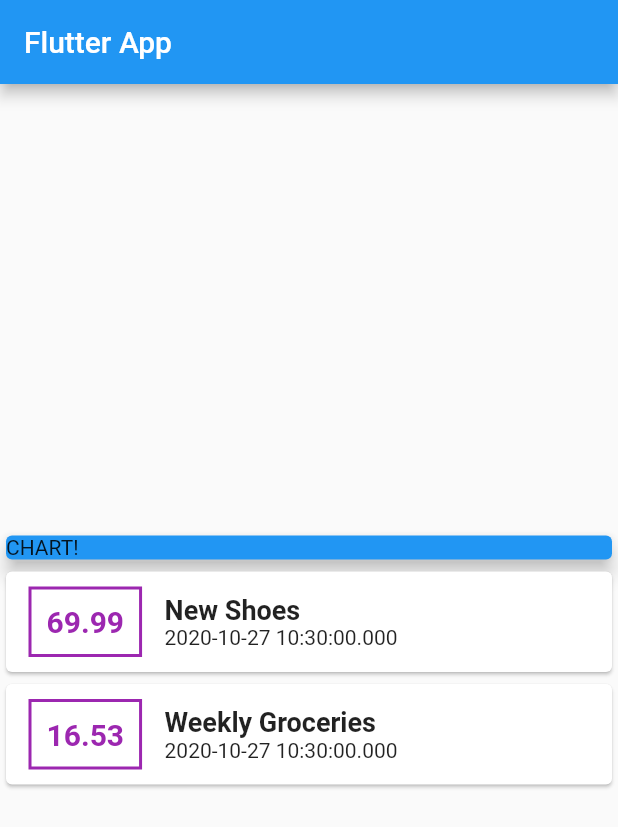
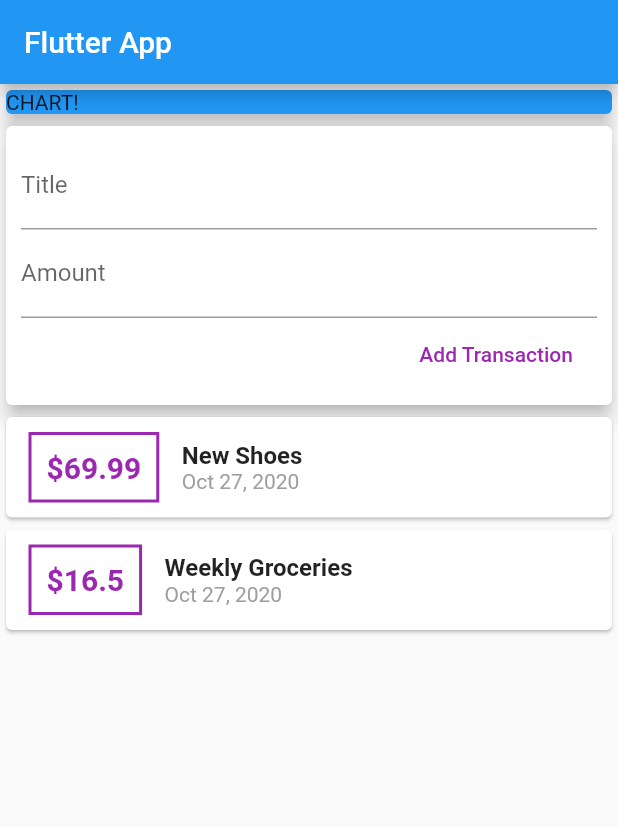
Before and after one commit to BunlaiKek/personal-expense, a Flutter app: the screen it shows after launch, on a phone screen of 412 x 824 dp. Shown: the top 827 px of the screen. Run offline on Flutter 3.47's test engine with Material 2 defaults, Android fonts, the phone set to English and light mode, and no system bars.

Commit message:
working on list view

```diff
--- a/lib/main.dart
+++ b/lib/main.dart
@@ -1,5 +1,5 @@
 import 'package:flutter/material.dart';
-import './transaction.dart';
+import './widgets/user_transactions.dart';
 
 void main() => runApp(MyApp());
 
@@ -14,74 +14,30 @@ class MyApp extends StatelessWidget {
 }
 
 class MyHomePage extends StatelessWidget {
-  final List<Transaction> transactions = [
-    Transaction(
-      id: 't1',
-      title: 'New Shoes',
-      amount: 69.99,
-      date: DateTime.now(),
-    ),
-    Transaction(
-      id: 't2',
-      title: 'Weekly Groceries',
-      amount: 16.53,
-      date: DateTime.now(),
-    )
-  ];
+  // String titleInput;
+  // String amountInput;
+  final titleController = TextEditingController();
+  final amountController = TextEditingController();
   @override
   Widget build(BuildContext context) {
     return Scaffold(
-        appBar: AppBar(
-          title: Text('Flutter App'),
-        ),
-        body: Column(
-          mainAxisAlignment: MainAxisAlignment.center,
-          crossAxisAlignment: CrossAxisAlignment.center,
+      appBar: AppBar(
+        title: Text('Flutter App'),
+      ),
+      body: Column(
+          // mainAxisAlignment: MainAxisAlignment.start,
+          crossAxisAlignment: CrossAxisAlignment.stretch,
           children: <Widget>[
             Container(
               width: double.infinity,
               child: Card(
                 color: Colors.blue,
-                child: Text("CHART!"),
+                child: Text('CHART!'),
                 elevation: 5,
               ),
             ),
-            Column(
-              children: transactions.map((tx) {
-                return Card(
-                  child: Row(
-                    children: [
-                      Container(
-                        margin:
-                            EdgeInsets.symmetric(vertical: 10, horizontal: 15),
-                        child: Text(
-                          tx.amount.toString(),
-                          style: TextStyle(
-                              fontWeight: FontWeight.bold,
-                              fontSize: 20,
-                              color: Colors.purple),
-                        ),
-                        decoration: BoxDecoration(
-                            border: Border.all(color: Colors.purple, width: 2)),
-                        padding: EdgeInsets.all(10),
-                      ),
-                      Column(
-                        crossAxisAlignment: CrossAxisAlignment.start,
-                        children: [
-                          Text(
-                            tx.title,
-                            style: TextStyle(
-                                fontSize: 18, fontWeight: FontWeight.bold),
-                          ),
-                          Text(tx.date.toString())
-                        ],
-                      )
-                    ],
-                  ),
-                );
-              }).toList(),
-            )
-          ],
-        ));
+            UserTransactions()
+          ]),
+    );
   }
 }
--- /dev/null
+++ b/lib/widgets/new_transaction.dart
@@ -0,0 +1,44 @@
+import 'package:flutter/material.dart';
+
+class NewTransaction extends StatelessWidget {
+  final Function addTx;
+  final titleController = TextEditingController();
+  final amountController = TextEditingController();
+  NewTransaction(this.addTx);
+  @override
+  Widget build(BuildContext context) {
+    return Card(
+      elevation: 5,
+      child: Container(
+        padding: EdgeInsets.all(10),
+        child: Column(
+          crossAxisAlignment: CrossAxisAlignment.end,
+          children: <Widget>[
+            TextField(
+              decoration: InputDecoration(labelText: 'Title'),
+              controller: titleController,
+              // onChanged: (value) {
+              //   titleInput = value;
+              // },
+            ),
+            TextField(
+              decoration: InputDecoration(labelText: 'Amount'),
+              controller: amountController,
+              // onChanged: (value) {
+              //   amountInput = value;
+              // },
+            ),
+            FlatButton(
+              child: Text('Add Transaction'),
+              textColor: Colors.purple,
+              onPressed: () {
+                addTx(
+                    titleController.text, double.parse(amountController.text));
+              },
+            ),
+          ],
+        ),
+      ),
+    );
+  }
+}
--- /dev/null
+++ b/lib/widgets/transaction_list.dart
@@ -0,0 +1,63 @@
+import 'package:flutter/material.dart';
+import '../models/transaction.dart';
+import 'package:intl/intl.dart';
+
+class TransactionList extends StatelessWidget {
+  final List<Transaction> transactions;
+  TransactionList(this.transactions);
+  @override
+  Widget build(BuildContext context) {
+    return Container(
+      height: 300,
+      child: ListView(
+        children: transactions.map((tx) {
+          return Card(
+            child: Row(
+              children: <Widget>[
+                Container(
+                  margin: EdgeInsets.symmetric(
+                    vertical: 10,
+                    horizontal: 15,
+                  ),
+                  decoration: BoxDecoration(
+                    border: Border.all(
+                      color: Colors.purple,
+                      width: 2,
+                    ),
+                  ),
+                  padding: EdgeInsets.all(10),
+                  child: Text(
+                    '\$${tx.amount}',
+                    style: TextStyle(
+                      fontWeight: FontWeight.bold,
+                      fontSize: 20,
+                      color: Colors.purple,
+                    ),
+                  ),
+                ),
+                Column(
+                  crossAxisAlignment: CrossAxisAlignment.start,
+                  children: <Widget>[
+                    Text(
+                      tx.title,
+                      style: TextStyle(
+                        fontSize: 16,
+                        fontWeight: FontWeight.bold,
+                      ),
+                    ),
+                    Text(
+                      DateFormat.yMMMd().format(tx.date),
+                      style: TextStyle(
+                        color: Colors.grey,
+                      ),
+                    ),
+                  ],
+                ),
+              ],
+            ),
+          );
+        }).toList(),
+      ),
+    );
+  }
+}
--- /dev/null
+++ b/lib/widgets/user_transactions.dart
@@ -0,0 +1,48 @@
+import 'package:flutter/material.dart';
+import '../widgets/new_transaction.dart';
+import '../widgets/transaction_list.dart';
+import '../models/transaction.dart';
+
+class UserTransactions extends StatefulWidget {
+  @override
+  _UserTransactionsState createState() => _UserTransactionsState();
+}
+
+class _UserTransactionsState extends State<UserTransactions> {
+  final List<Transaction> _userTransactions = [
+    Transaction(
+      id: 't1',
+      title: 'New Shoes',
+      amount: 69.99,
+      date: DateTime.now(),
+    ),
+    Transaction(
+      id: 't2',
+      title: 'Weekly Groceries',
+      amount: 16.50,
+      date: DateTime.now(),
+    )
+  ];
+
+  void _addNewTransaction(String title, double amount) {
+    final newTx = Transaction(
+        id: DateTime.now().toString(),
+        title: title,
+        amount: amount,
+        date: DateTime.now());
+
+    setState(() {
+      _userTransactions.add(newTx);
+    });
+  }
+
+  @override
+  Widget build(BuildContext context) {
+    return Column(
+      children: [
+        NewTransaction(_addNewTransaction),
+        TransactionList(_userTransactions),
+      ],
+    );
+  }
+}
--- a/pubspec.yaml
+++ b/pubspec.yaml
@@ -3,7 +3,7 @@ description: A new Flutter project.
 
 # The following line prevents the package from being accidentally published to
 # pub.dev using `pub publish`. This is preferred for private packages.
-publish_to: 'none' # Remove this line if you wish to publish to pub.dev
+publish_to: "none" # Remove this line if you wish to publish to pub.dev
 
 # The following defines the version and build number for your application.
 # A version number is three numbers separated by dots, like 1.2.43
@@ -24,7 +24,6 @@ dependencies:
   flutter:
     sdk: flutter
 
-
   # The following adds the Cupertino Icons font to your application.
   # Use with the CupertinoIcons class for iOS style icons.
   cupertino_icons: ^0.1.3
@@ -32,13 +31,13 @@ dependencies:
 dev_dependencies:
   flutter_test:
     sdk: flutter
+  intl: ^0.16.1
 
 # For information on the generic Dart part of this file, see the
 # following page: https://dart.dev/tools/pub/pubspec
 
 # The following section is specific to Flutter.
 flutter:
-
   # The following line ensures that the Material Icons font is
   # included with your application, so that you can use the icons in
   # the material Icons class.
```
Also changed, not shown: lib/models/transaction.dart (renamed from lib/transaction.dart), pubspec.lock.
